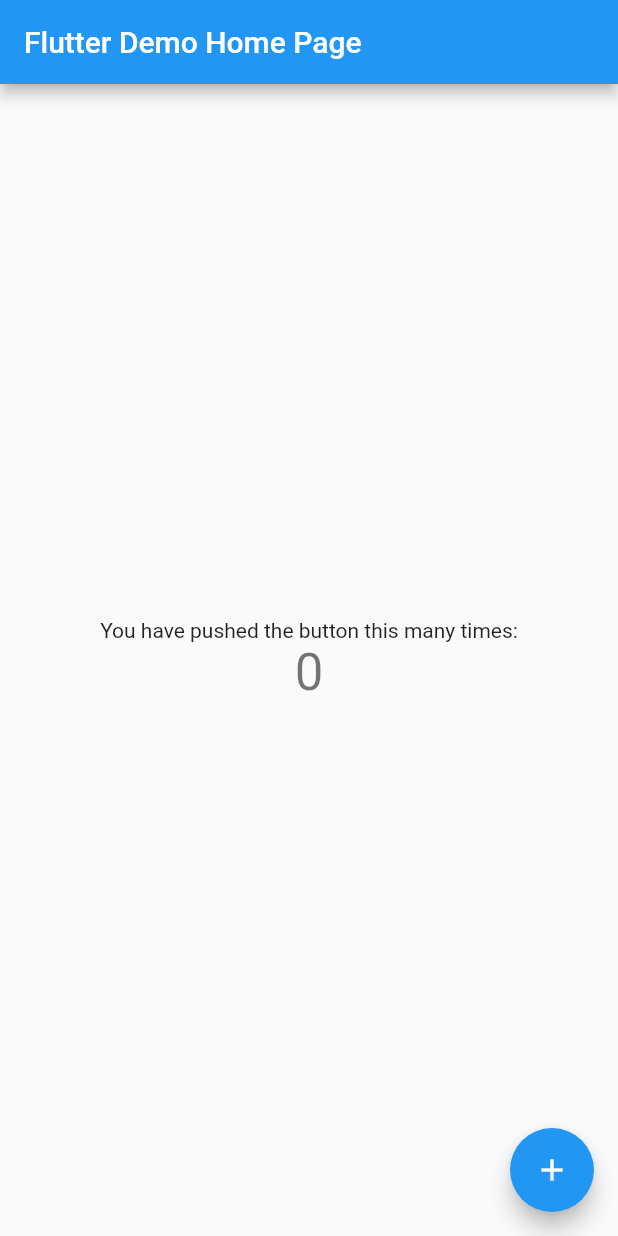
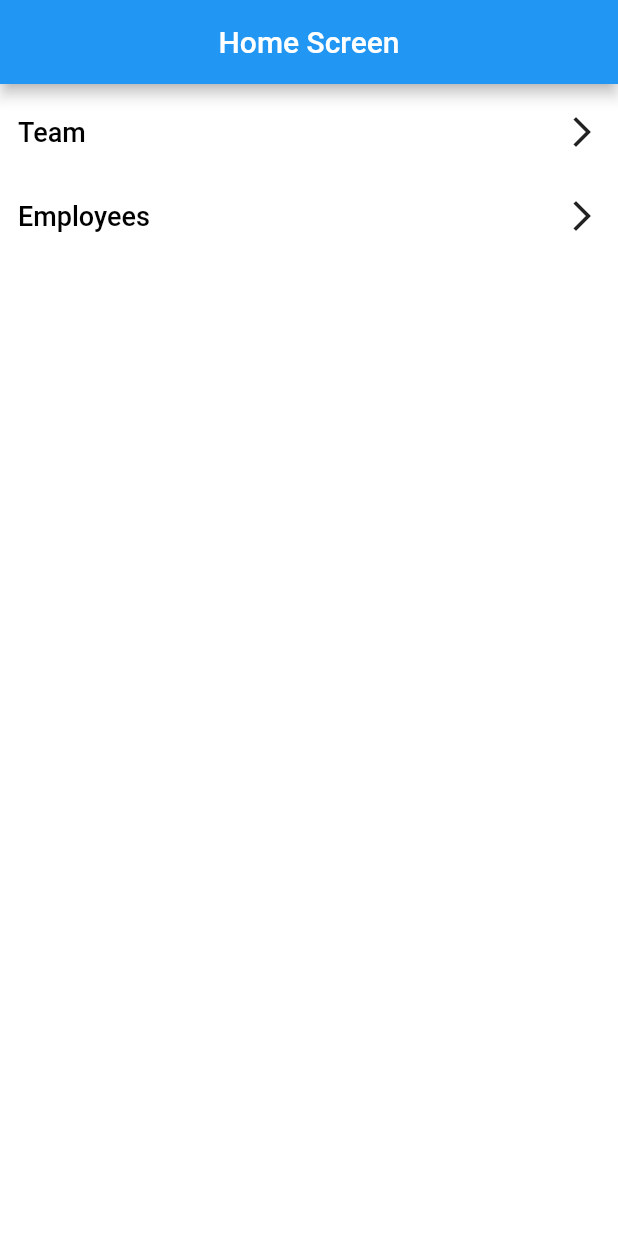
Before and after one commit to Dineshkumar-Subramaniyan/Team_App_Flutter, a Flutter app: the screen it shows after launch, on a phone screen of 412 x 824 dp. Run offline on Flutter 3.47's test engine with Material 2 defaults, Android fonts, the phone set to English and light mode, and no system bars.

Commit message:
Home Screen UI pushed

```diff
--- a/lib/main.dart
+++ b/lib/main.dart
@@ -1,32 +1,23 @@
 import 'package:flutter/material.dart';
+
+import 'views/home_screen.dart';
 
 void main() {
   runApp(MyApp());
 }
 
 class MyApp extends StatelessWidget {
-  // This widget is the root of your application.
   @override
   Widget build(BuildContext context) {
     return MaterialApp(
-      title: 'Flutter Demo',
+      title: 'Team App',
+      debugShowCheckedModeBanner: false,
       theme: ThemeData(
-        // This is the theme of your application.
-        //
-        // Try running your application with "flutter run". You'll see the
-        // application has a blue toolbar. Then, without quitting the app, try
-        // changing the primarySwatch below to Colors.green and then invoke
-        // "hot reload" (press "r" in the console where you ran "flutter run",
-        // or simply save your changes to "hot reload" in a Flutter IDE).
-        // Notice that the counter didn't reset back to zero; the application
-        // is not restarted.
         primarySwatch: Colors.blue,
-        // This makes the visual density adapt to the platform that you run
-        // the app on. For desktop platforms, the controls will be smaller and
-        // closer together (more dense) than on mobile platforms.
         visualDensity: VisualDensity.adaptivePlatformDensity,
       ),
-      home: MyHomePage(title: 'Flutter Demo Home Page'),
+      initialRoute: '/',
+      routes: {'/': (context) => HomeScreen()},
     );
   }
 }
--- /dev/null
+++ b/lib/views/home_screen.dart
@@ -0,0 +1,42 @@
+import 'package:flutter/material.dart';
+
+class HomeScreen extends StatefulWidget {
+  @override
+  _HomeScreenState createState() => _HomeScreenState();
+}
+
+class _HomeScreenState extends State<HomeScreen> {
+  Widget menuName(String name) {
+    return Container(
+      color: Colors.white,
+      margin: EdgeInsets.only(top: 8),
+      padding: EdgeInsets.all(12),
+      child:
+          new Row(mainAxisAlignment: MainAxisAlignment.spaceBetween, children: [
+        new Text(name,
+            style: TextStyle(
+                color: Colors.black,
+                fontSize: 18,
+                fontWeight: FontWeight.w500)),
+        new Icon(Icons.arrow_forward_ios)
+      ]),
+    );
+  }
+
+  @override
+  Widget build(BuildContext context) {
+    return Scaffold(
+        backgroundColor: Colors.white.withOpacity(0.98),
+        appBar: new AppBar(
+          title: new Text('Home Screen'),
+          centerTitle: true,
+          automaticallyImplyLeading: false,
+        ),
+        body: new Column(
+          children: <Widget>[
+            new GestureDetector(onTap: () {}, child: menuName('Team')),
+            new GestureDetector(onTap: () {}, child: menuName('Employees'))
+          ],
+        ));
+  }
+}
```
